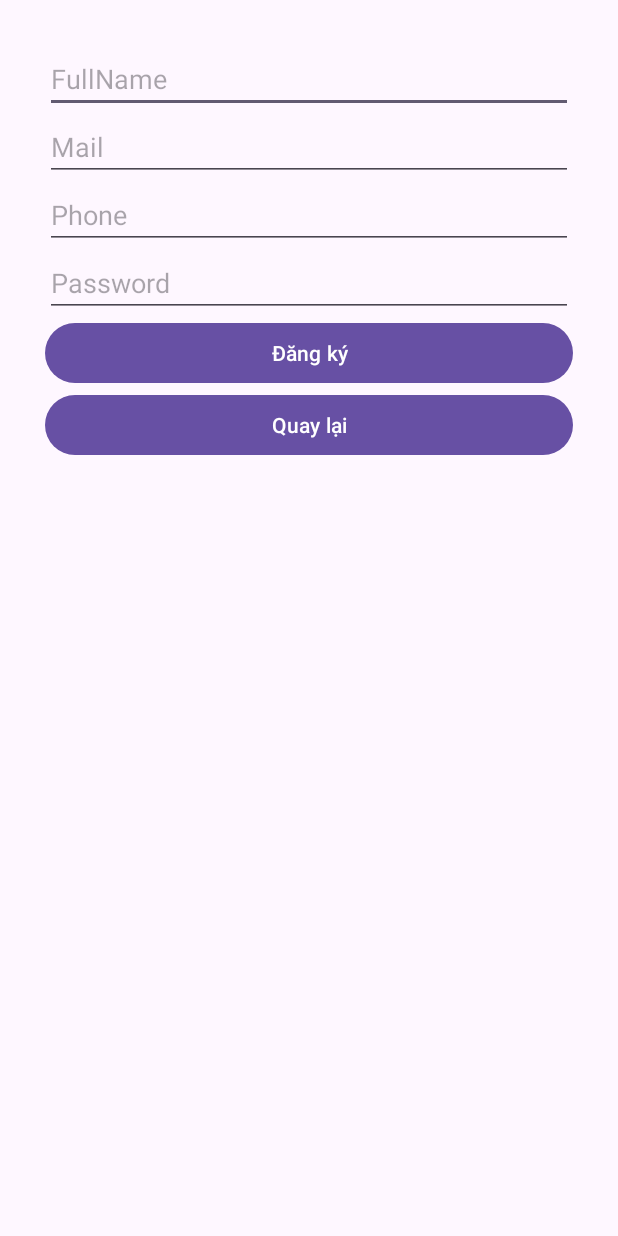
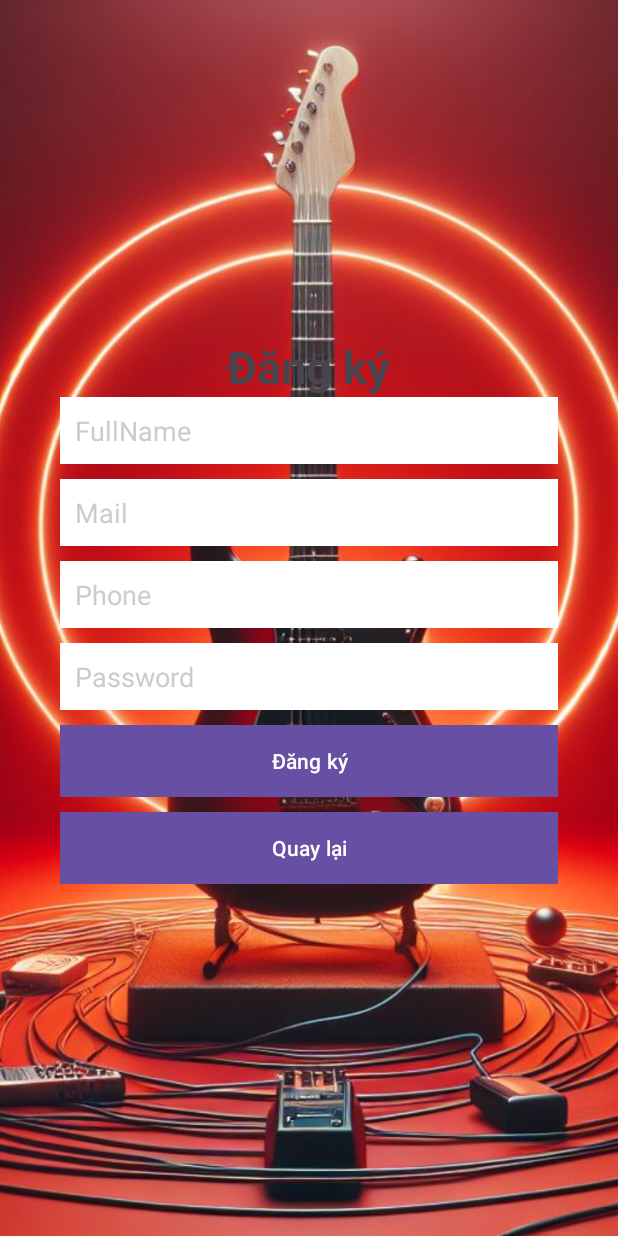
Before and after one commit to huylc12343/guitar_store_management, an Android app: the screen it shows after launch (RegisActivity), after a tap on "Đăng ký", on a phone screen of 412 x 824 dp. Run offline under Robolectric (Android 15) with nearby library versions, the light colour scheme and no system bars; our stand-ins replace Firebase (no records; nobody signed in at launch, a user with empty details on screens opened directly).

Commit message:
complete 99%

```diff
--- a/app/src/main/java/com/example/g2pedal/Adapter/BillAdapter.java
+++ b/app/src/main/java/com/example/g2pedal/Adapter/BillAdapter.java
@@ -14,7 +14,6 @@ import androidx.recyclerview.widget.RecyclerView;
 
 import com.example.g2pedal.BottomNavBar.HomeNav.HomeFunc.BillFragment;
 import com.example.g2pedal.Model.BillModel;
-import com.example.g2pedal.Model.SearchModel;
 import com.example.g2pedal.Model.StorageDataModel;
 import com.example.g2pedal.R;
 import com.squareup.picasso.Picasso;
--- a/app/src/main/java/com/example/g2pedal/Adapter/HistoryAdapter.java
+++ b/app/src/main/java/com/example/g2pedal/Adapter/HistoryAdapter.java
@@ -10,7 +10,6 @@ import android.widget.TextView;
 import androidx.annotation.NonNull;
 import androidx.recyclerview.widget.RecyclerView;
 
-import com.example.g2pedal.DTO.BillDTO;
 import com.example.g2pedal.Model.HistoryModel;
 import com.example.g2pedal.R;
 
--- a/app/src/main/java/com/example/g2pedal/Model/BillModel.java
+++ b/app/src/main/java/com/example/g2pedal/Model/BillModel.java
@@ -1,4 +1,6 @@
 package com.example.g2pedal.Model;
+
+import android.widget.Toast;
 
 import java.util.ArrayList;
 import java.util.List;
@@ -27,6 +29,8 @@ public class BillModel {
         productId.add(product.getId());
         double price = Double.parseDouble(product.getPrice());
         pay += price;
+
+
     }
     public void removeFromBill(StorageDataModel product,int position){
         productId.remove(product.id);
--- a/app/src/main/res/layout/activity_login.xml
+++ b/app/src/main/res/layout/activity_login.xml
@@ -75,11 +75,13 @@
         android:layout_marginBottom="@dimen/size10dp"
         />
         <LinearLayout
-            android:layout_width="match_parent"
+            android:background="@color/white"
+            android:layout_width="wrap_content"
             android:layout_height="wrap_content"
             android:orientation="horizontal"
-            android:gravity="center">
+            android:layout_gravity="center_horizontal">
           <TextView
+
               android:layout_width="wrap_content"
               android:layout_height="wrap_content"
               android:text="Chưa có tài khoản?"
--- a/app/src/main/res/layout/activity_regis.xml
+++ b/app/src/main/res/layout/activity_regis.xml
@@ -1,44 +1,104 @@
 <?xml version="1.0" encoding="utf-8"?>
-<LinearLayout xmlns:android="http://schemas.android.com/apk/res/android"
+<RelativeLayout xmlns:android="http://schemas.android.com/apk/res/android"
     xmlns:app="http://schemas.android.com/apk/res-auto"
     xmlns:tools="http://schemas.android.com/tools"
+    android:layout_height="match_parent"
+    android:layout_width="match_parent"
+    >
+    <ImageView
         android:layout_width="match_parent"
         android:layout_height="match_parent"
+        android:scaleType="centerCrop"
+        android:src="@drawable/regis_background" />
+    <LinearLayout
+        android:layout_width="match_parent"
+        android:layout_height="match_parent"
+        android:layout_centerVertical="true"
+        android:layout_marginStart="20dp"
+        android:layout_marginTop="20dp"
+        android:gravity="center_vertical"
+        android:layout_marginEnd="20dp"
+        android:layout_marginBottom="20dp"
         android:orientation="vertical"
-    android:layout_centerVertical="true"
-    android:layout_margin="20dp"
         android:padding="@dimen/size10dp"
         tools:context=".ui.RegisActivity">
+
+        <TextView
+            android:layout_width="wrap_content"
+            android:layout_height="wrap_content"
+            android:layout_gravity="center_horizontal"
+            android:text="Đăng ký"
+            android:textSize="@dimen/size30sp"
+            android:textStyle="bold" />
+
         <EditText
+            android:padding="@dimen/size10dp"
+            android:layout_marginLeft="@dimen/size10dp"
+            android:layout_marginRight="@dimen/size10dp"
+            android:layout_marginBottom="@dimen/size10dp"
+            android:background="@color/white"
+            android:textColorHint="@color/gray"
             android:id="@+id/rgFullname"
             android:layout_width="match_parent"
             android:layout_height="wrap_content"
-        android:hint="FullName"/>
+            android:hint="FullName" />
 
         <EditText
+            android:padding="@dimen/size10dp"
+            android:layout_marginLeft="@dimen/size10dp"
+            android:layout_marginRight="@dimen/size10dp"
+            android:layout_marginBottom="@dimen/size10dp"
+            android:background="@color/white"
+            android:textColorHint="@color/gray"
             android:id="@+id/rgEmail"
             android:layout_width="match_parent"
             android:layout_height="wrap_content"
-        android:hint="Mail"/>
+            android:hint="Mail" />
+
         <EditText
+            android:padding="@dimen/size10dp"
+            android:layout_marginLeft="@dimen/size10dp"
+            android:layout_marginRight="@dimen/size10dp"
+            android:layout_marginBottom="@dimen/size10dp"
+            android:background="@color/white"
+            android:textColorHint="@color/gray"
             android:id="@+id/rgPhone"
             android:layout_width="match_parent"
             android:layout_height="wrap_content"
-        android:hint="Phone"/>
+            android:hint="Phone" />
+
         <EditText
+            android:padding="@dimen/size10dp"
+            android:layout_marginLeft="@dimen/size10dp"
+            android:layout_marginRight="@dimen/size10dp"
+            android:layout_marginBottom="@dimen/size10dp"
+            android:background="@color/white"
+            android:textColorHint="@color/gray"
             android:id="@+id/rgPassword"
             android:layout_width="match_parent"
             android:layout_height="wrap_content"
-        android:hint="Password"/>
+            android:hint="Password" />
 
         <Button
             android:id="@+id/btnRegisrg"
+            android:text="Đăng ký"
             android:layout_width="match_parent"
             android:layout_height="wrap_content"
-        android:text="Đăng ký"/>
+            android:padding="@dimen/size10dp"
+            android:background="@color/green"
+            android:layout_marginLeft="@dimen/size10dp"
+            android:layout_marginRight="@dimen/size10dp"
+            android:layout_marginBottom="@dimen/size10dp"/>
+
         <Button
             android:id="@+id/btnBackLogin"
+            android:text="Quay lại"
             android:layout_width="match_parent"
             android:layout_height="wrap_content"
-        android:text="Quay lại"/>
+            android:padding="@dimen/size10dp"
+            android:background="@color/green"
+            android:layout_marginLeft="@dimen/size10dp"
+            android:layout_marginRight="@dimen/size10dp"
+            android:layout_marginBottom="@dimen/size10dp"/>
     </LinearLayout>
+</RelativeLayout>
--- a/app/src/main/res/layout/fragment_bill.xml
+++ b/app/src/main/res/layout/fragment_bill.xml
@@ -22,7 +22,9 @@
                 <TextView
                     android:layout_width="match_parent"
                     android:layout_height="match_parent"
-                    android:text="Hóa đơn"
+                    android:textStyle="bold"
+                    android:textSize="@dimen/size30sp"
+                    android:text="Hóa đơn thanh toán"
                     android:gravity="center"/>
 
                 <ImageButton
--- a/app/src/main/res/layout/fragment_history.xml
+++ b/app/src/main/res/layout/fragment_history.xml
@@ -18,7 +18,9 @@
         <TextView
             android:layout_width="match_parent"
             android:layout_height="match_parent"
-            android:text="Lịch sử"
+            android:textStyle="bold"
+            android:textSize="@dimen/size30sp"
+            android:text="Lịch sử giao dịch"
             android:gravity="center"/>
 
         <ImageButton
--- a/app/src/main/res/layout/fragment_search.xml
+++ b/app/src/main/res/layout/fragment_search.xml
@@ -18,7 +18,7 @@
             android:id="@+id/txtSearch"
             android:layout_width="match_parent"
             android:layout_height="match_parent"
-            android:hint="Tìm kiếm"
+            android:hint="Tìm kiếm sản phẩm"
             android:gravity="center"/>
         <ImageButton
             android:id="@+id/btnSearchProduct"
```
Also changed, not shown: app/src/main/java/com/example/g2pedal/Adapter/StorageDataAdapter.java (+9 -4 lines), app/src/main/java/com/example/g2pedal/BottomNavBar/HomeNav/HomeFunc/AddStorageFragment.java (+2 -20 lines), app/src/main/java/com/example/g2pedal/BottomNavBar/HomeNav/HomeFunc/BillFragment.java (+6 -3 lines), app/src/main/res/drawable/image_add_svgrepo_com.xml (added, +15 -0 lines), app/src/main/res/layout/fragment_add_storage.xml (+5 -6 lines), app/src/main/res/drawable/regis_background.jpg (added). Lines whose indentation alone changed are shown as unchanged.
